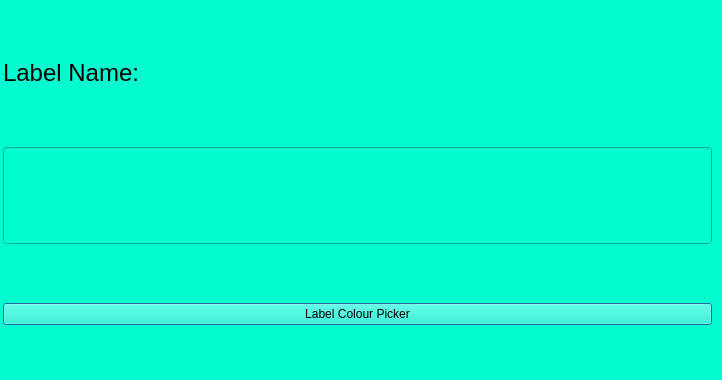
Qt form Codebase/GUI/UI_Files/LabelEditor.ui (Mulukulum/Amberia) before a commit.
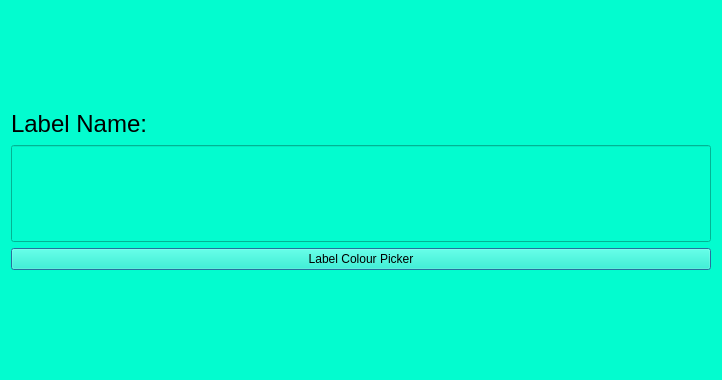
The same form after that commit.

Patch:
```diff
--- a/Codebase/GUI/UI_Files/LabelEditor.ui
+++ b/Codebase/GUI/UI_Files/LabelEditor.ui
@@ -16,15 +16,8 @@
   <property name="styleSheet">
    <string notr="true">background: #03fccf</string>
   </property>
-  <widget class="QWidget" name="">
-   <property name="geometry">
-    <rect>
-     <x>3</x>
-     <y>6</y>
-     <width>709</width>
-     <height>373</height>
-    </rect>
-   </property>
+  <layout class="QVBoxLayout" name="verticalLayout_2">
+   <item>
    <layout class="QVBoxLayout" name="verticalLayout">
     <item>
      <widget class="QLabel" name="label">
@@ -57,7 +50,8 @@
      </widget>
     </item>
    </layout>
-  </widget>
+   </item>
+  </layout>
  </widget>
  <resources/>
  <connections/>
```
Lines whose indentation alone changed are shown as unchanged.
